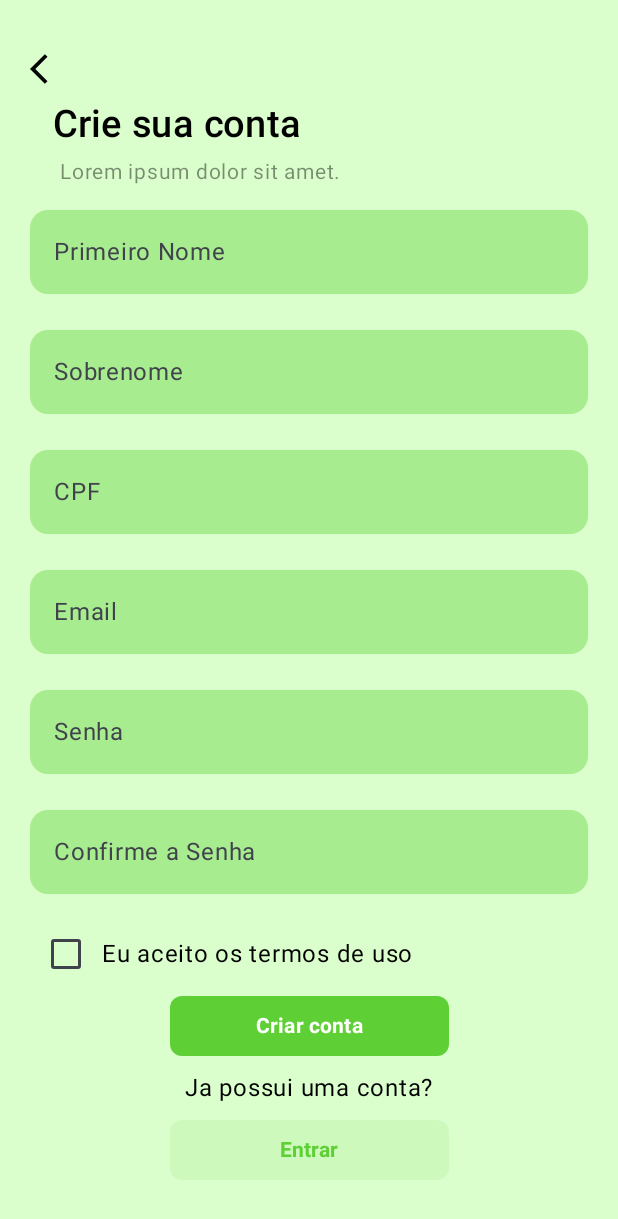
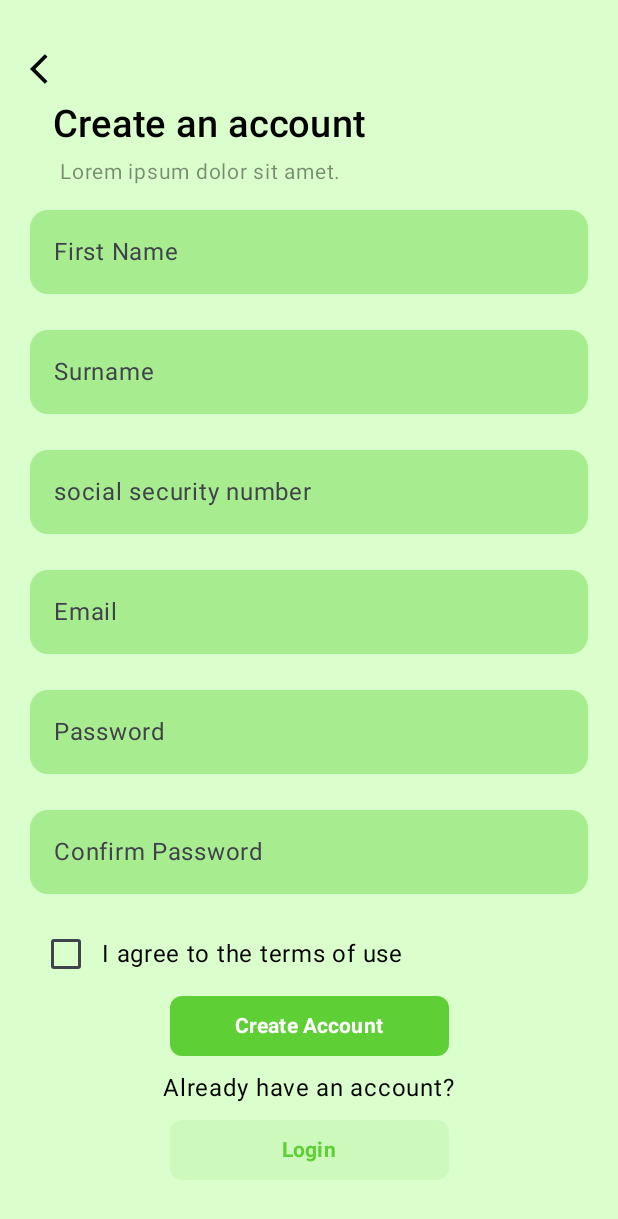
Before and after one commit to RayHakku/GreenWallet-Mobile, an Android app built with Jetpack Compose: the RegisterScreen screen opened through its navigation route, on a phone screen of 412 x 824 dp. Shown: the top 1219 px of the screen. Run offline under Robolectric (Android 15) with nearby library versions, the phone set to English and light mode, and no system bars; our stand-ins replace Firebase (no records; nobody signed in at launch, a user with empty details on screens opened directly).

Commit message:
chore: Update string resources
- Add or update string resources for better localization
- Use descriptive names for resources
- Use string resources for labels and placeholders
- Use string resources for biometric dialog
- Update validation functions to use context
- Add context parameter to validation functions
- Use string resources for error messages

```diff
--- a/app/src/main/java/com/example/greenwallet/data/viewmodels/HomeViewModel.kt
+++ b/app/src/main/java/com/example/greenwallet/data/viewmodels/HomeViewModel.kt
@@ -1,4 +1,6 @@
 package com.example.greenwallet.data.viewmodels
 
 class HomeViewModel {
+
+
 }
--- a/app/src/main/java/com/example/greenwallet/ui/screens/RegisterScreen.kt
+++ b/app/src/main/java/com/example/greenwallet/ui/screens/RegisterScreen.kt
@@ -16,6 +16,7 @@ import androidx.compose.ui.Alignment
 import androidx.compose.ui.Modifier
 import androidx.compose.ui.graphics.Color
 import androidx.compose.ui.res.painterResource
+import androidx.compose.ui.res.stringResource
 import androidx.compose.ui.text.font.FontWeight
 import androidx.compose.ui.tooling.preview.Preview
 import androidx.compose.ui.unit.dp
@@ -66,22 +67,21 @@ fun RegisterScreen(
         ) {
             Icon(
                 painter = painterResource(id = R.drawable.baseline_arrow_back_ios_24),
-                contentDescription = "Arrow Back",
+                contentDescription = stringResource(R.string.arrow_back),
                 modifier = Modifier
-                    //.padding(start = 15.dp)
                     .clickable {
                         navigateBack()
                     }
             )
             Text(
-                text = "Crie sua conta",
+                text = stringResource(R.string.create_an_account),
                 fontSize = 25.sp,
                 fontWeight = FontWeight.Medium,
                 modifier = Modifier
                     .padding(top = 10.dp, start = 15.dp)
             )
             Text(
-                text = "Lorem ipsum dolor sit amet.",
+                text = stringResource(R.string.lorem_ipsum_registerScreen),
                 fontSize = 14.sp,
                 color = Color.hsl(0F, 0F, 0F, 0.45f),
                 modifier = Modifier
@@ -89,65 +89,65 @@ fun RegisterScreen(
             )
 
             MainTextFieldComponent(
-                placeholderValue = "Digite seu primeiro nome",
+                placeholderValue = stringResource(R.string.enter_your_first_name),
                 onTextSelected = {
                     registerViewModel.onEvent(UIEvent.FirstsNameChange(it)
                     )
                 },
                 errorStatus = registerViewModel.registerState.value.firstNameError,
                 errorMessage = registerViewModel.registerState.value.firstNameErrorMessage,
-                labelValue = "Primeiro Nome"
+                labelValue = stringResource(R.string.first_name)
             )
 
             MainTextFieldComponent(
-                placeholderValue = "Digite seu sobrenome",
+                placeholderValue = stringResource(R.string.enter_your_surname),
                 onTextSelected = {
                     registerViewModel.onEvent(UIEvent.LastNameChange(it)
                     )
                 },
                 errorStatus = registerViewModel.registerState.value.lastNameError,
                 errorMessage = registerViewModel.registerState.value.lastNameErrorMessage,
-                labelValue = "Sobrenome"
+                labelValue = stringResource(R.string.surname_label)
             )
             CPFTextFieldComponent(
-                placeholderValue = "Digite seu CPF",
+                placeholderValue = stringResource(R.string.enter_your_social_security_number),
                 onTextSelected = {
                     registerViewModel.onEvent(UIEvent.CpfChange(it)
                     )
                 },
                 errorStatus = registerViewModel.registerState.value.cpfError,
                 errorMessage = registerViewModel.registerState.value.cpfErrorMessage,
-                labelValue = "CPF"
+                labelValue = stringResource(R.string.social_security_number_label)
             )
 
             MainTextFieldComponent(
-                placeholderValue = "Digite seu email",
+                placeholderValue = stringResource(R.string.enter_your_email),
                 onTextSelected = {
                     registerViewModel.onEvent(UIEvent.EmailChange(it))
                 },
                 errorStatus = registerViewModel.registerState.value.emailError,
                 errorMessage = registerViewModel.registerState.value.emailErrorMessage,
-                labelValue = "Email"
+                labelValue = stringResource(R.string.email_label)
             )
             PasswordTextField(
-                placeholderValue = "Digite sua senha",
+                placeholderValue = stringResource(R.string.enter_your_password),
                 onTextSelected = {
                     registerViewModel.onEvent(UIEvent.PasswordChange(it)
                     )
                 },
                 errorStatus = registerViewModel.registerState.value.passwordError,
                 errorMessage = registerViewModel.registerState.value.passwordErrorMessage,
-                labelValue = "Senha"
+                labelValue = stringResource(R.string.password_label)
             )
             PasswordTextField(
-                placeholderValue = "Confirme sua senha",
+                placeholderValue = stringResource(R.string.confirm_your_password),
                 onTextSelected = {
                     registerViewModel.onEvent(UIEvent.ConfirmPasswordChange(it)
                     )
                 },
                 errorStatus = registerViewModel.registerState.value.confirmPasswordError,
                 errorMessage = registerViewModel.registerState.value.confirmPasswordErrorMessage,
-                labelValue = "Confirme a Senha"
+                labelValue = stringResource(R.string.confirm_password_label)
             )
             Row(
                 modifier = Modifier
@@ -161,7 +161,7 @@ fun RegisterScreen(
                     }
                 )
                 Text(
-                    text = "Eu aceito os termos de uso"
+                    text = stringResource(R.string.i_agree_to_the_terms_of_use)
                 )
             }
             Column(
@@ -173,16 +173,16 @@ fun RegisterScreen(
             )
             {
                 MainButtonMedium(
-                    value = "Criar conta",
+                    value = stringResource(id = R.string.create_account_button_getStarted),
                     onClick = {
                     registerViewModel.onEvent(UIEvent.RegisterButtonClick)
                     }
                 )
                 Text(
-                    text = "Ja possui uma conta?"
+                    text = stringResource(R.string.already_have_an_account)
                 )
                 SecondaryButtonMedium(
-                    value = "Entrar",
+                    value = stringResource(id = R.string.login_button_getStarted),
                     onClick = {
                     navigateToLogin()
                     }
--- a/app/src/main/res/values/strings.xml
+++ b/app/src/main/res/values/strings.xml
@@ -1,3 +1,45 @@
 <resources>
     <string name="app_name">GreenWallet</string>
+    <string name="start_now_getStarted">Start Now</string>
+    <string name="lorem_Ipsum_GetStarted">Lorem ipsum dolor sit amet, consectetur adipiscing elit.</string>
+    <string name="woman_with_a_wallet_getStarted">Woman with a wallet</string>
+    <string name="create_account_button_getStarted">Create Account</string>
+    <string name="login_button_getStarted">Login</string>
+    <string name="arrow_back">Arrow Back</string>
+    <string name="create_an_account">Create an account</string>
+    <string name="lorem_ipsum_registerScreen">Lorem ipsum dolor sit amet.</string>
+    <string name="enter_your_first_name">Enter your first name</string>
+    <string name="first_name">First Name</string>
+    <string name="already_have_an_account">Already have an account?</string>
+    <string name="i_agree_to_the_terms_of_use">I agree to the terms of use</string>
+    <string name="confirm_password_label">Confirm Password</string>
+    <string name="confirm_your_password">Confirm your password</string>
+    <string name="password_label">Password</string>
+    <string name="enter_your_password">Enter your password</string>
+    <string name="email_label">Email</string>
+    <string name="enter_your_email">Enter your email</string>
+    <string name="social_security_number_label">social security number</string>
+    <string name="enter_your_social_security_number">Enter your social security number</string>
+    <string name="surname_label">Surname</string>
+    <string name="enter_your_surname">Enter your surname</string>
+    <string name="two_persons_lifting_a_trophy">Two persons lifting a trophy</string>
+    <string name="successful">Successful!</string>
+    <string name="you_ve_been_registered">You\'ve been registered!</string>
+    <string name="finish">Finish</string>
+    <string name="cancel">Cancel</string>
+    <string name="touch_the_biometric_sensor_to_log_in">Touch the biometric sensor to log in</string>
+    <string name="log_in_with_your_biometrics">Log in with your biometrics</string>
+    <string name="remember_me">Remember me</string>
+    <string name="forgot_my_password">Forgot my password</string>
+    <string name="first_name_must_not_be_empty">First Name must not be empty</string>
+    <string name="surname_must_not_be_empty">Surname must not be empty</string>
+    <string name="email_must_not_be_empty">Email must not be empty</string>
+    <string name="invalid_email_address">Invalid email address</string>
+    <string name="security_social_number_must_not_be_empty">Social security number must not be empty</string>
+    <string name="invalid_social_security_number">Invalid social security number</string>
+    <string name="password_must_not_be_empty">Password must not be empty</string>
+    <string name="password_must_be_at_least_8_characters_long">Password must be at least 8 characters long</string>
+    <string name="password_confirmation_must_not_be_empty">Password confirmation must not be empty</string>
+    <string name="passwords_don_t_match">Passwords don\'t match</string>
+    <string name="agree_to_the_terms_of_use">Agree to the terms of use</string>
 </resources>
```
Also changed, not shown: app/src/main/java/com/example/greenwallet/data/validation/Validator.kt (+22 -18 lines), app/src/main/java/com/example/greenwallet/data/viewmodels/LoginViewModel.kt (+5 -3 lines), app/src/main/java/com/example/greenwallet/data/viewmodels/RegisterViewModel.kt (+7 -7 lines), app/src/main/java/com/example/greenwallet/ui/screens/GetStartedScreen.kt (+6 -5 lines), app/src/main/java/com/example/greenwallet/ui/screens/LoginScreen.kt (+20 -15 lines), app/src/main/java/com/example/greenwallet/ui/screens/RegisterSuccessScreen.kt (+5 -4 lines).
